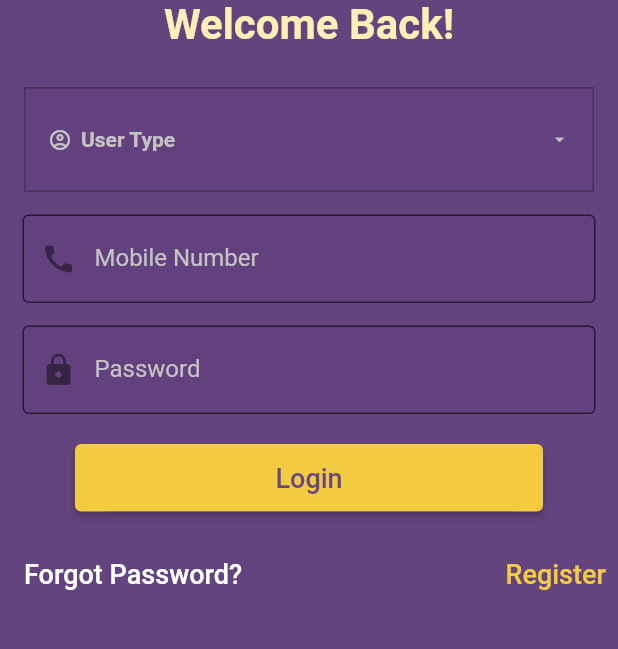
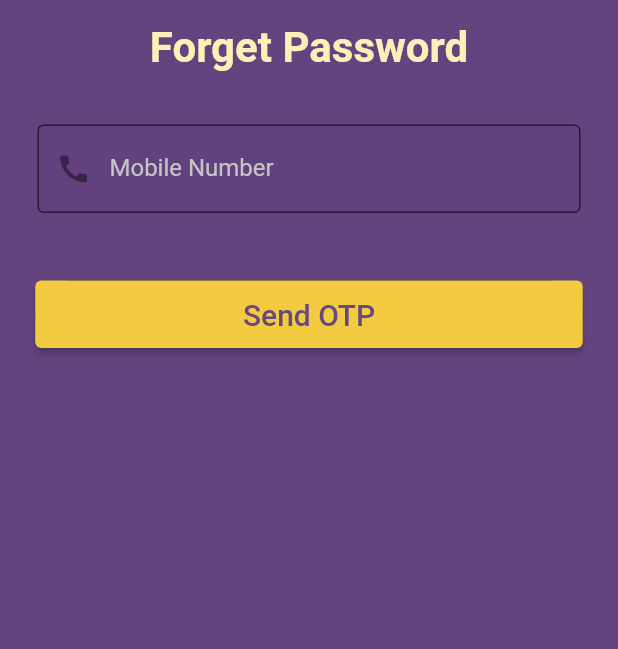
Before and after one commit to rohitp07/gym_management_app, a Flutter app: the screen it shows after launch, after a tap on "Forgot Password?", on a phone screen of 412 x 824 dp, the part 405-1054 px from its top. Run offline on Flutter 3.47's test engine with Material 2 defaults, Android fonts, the light colour scheme and no system bars; drawn by our look-alikes of dropdown_button2; our stand-ins replace snippet_coder_utils.

Commit message:
DropDown and Forget/Registe addedr

```diff
--- a/lib/main.dart
+++ b/lib/main.dart
@@ -2,6 +2,7 @@ import 'dart:async';
 
 import 'package:flutter/material.dart';
 import 'package:gymkhana_app/splash_screen.dart';
+
 
 void main() => runApp(const app());
 
--- /dev/null
+++ b/lib/screens/forget_pass_screens/forget_pass.dart
@@ -0,0 +1,85 @@
+import 'package:flutter/material.dart';
+import 'package:gymkhana_app/screens/forget_pass_screens/OTP_ver.dart';
+
+class Forgetpassword extends StatefulWidget {
+  @override
+  State<StatefulWidget> createState() => StartState();
+}
+
+class StartState extends State<Forgetpassword> {
+  @override
+  Widget build(BuildContext context) {
+    return initWidget();
+  }
+
+  initWidget() {
+    return Scaffold(
+      backgroundColor: Color(0xFF63447E),
+      body: SingleChildScrollView(
+        child: Column(
+          children: <Widget>[
+            Padding(
+              padding: const EdgeInsets.only(top: 50.0, bottom: 15),
+              child: Center(
+                child: Container(
+                    width: 300,
+                    height: 220,
+                    child: Image.asset('assets/Logo.png')),
+              ),
+            ),
+            Text(
+              'Forget Password',
+              style: TextStyle(
+                fontSize: 28.0,
+                fontWeight: FontWeight.bold,
+                color: Color(0xFFFFEFB7),
+              ),
+            ),
+            Padding(
+              padding: const EdgeInsets.only(
+                  left: 25.0, right: 25.0, top: 35, bottom: 45),
+              child: TextField(
+                obscureText: true,
+                decoration: InputDecoration(
+                    prefixIcon: Icon(Icons.call),
+                    border: OutlineInputBorder(),
+                    labelText: 'Mobile Number',
+                    filled: true,
+                    //<-- SEE HERE
+                    fillColor: Color(0xFF62417E),
+                    labelStyle: TextStyle(
+                      color: Color(0xFFC4C4C4), //<-- SEE HERE
+                    ),
+                    hintText: 'Enter Valid 10 digit number'),
+              ),
+            ),
+            Container(
+              height: 45,
+              width: 365,
+              decoration: BoxDecoration(
+                  color: Colors.black,
+                  borderRadius: BorderRadius.circular(1000)),
+              child: ElevatedButton(
+                  onPressed: () {
+                    Navigator.push(
+                      context,
+                      MaterialPageRoute(builder: (context) => otp_veri()),
+                    );
+                  },
+                  child: Text(
+                    'Send OTP',
+                    style: TextStyle(
+                      color: Color(0xFF674882),
+                      fontSize: 20.0,
+                    ),
+                  ),
+                  style: ElevatedButton.styleFrom(
+                    primary: Color(0xFFF2CB41),
+                  )),
+            ),
+          ],
+        ),
+      ),
+    );
+  }
+}
--- a/lib/screens/login_screen.dart
+++ b/lib/screens/login_screen.dart
@@ -1,3 +1,4 @@
+import 'package:gymkhana_app/screens/forget_pass_screens/forget_pass.dart';
 import 'package:gymkhana_app/splash_screen.dart';
 import 'package:flutter/material.dart';
 import 'package:snippet_coder_utils/FormHelper.dart';
@@ -13,14 +14,11 @@ class LoginScreen extends StatefulWidget {
 }
 
 final List<String> items = [
-  'Item1',
-  'Item2',
-  'Item3',
-  'Item4',
-  'Item5',
-  'Item6',
-  'Item7',
-  'Item8',
+  'Student Member',
+  'Player Member',
+  'Coach',
+  'Game Incharge',
+  'Admin',
 ];
 String? selectedValue;
 
@@ -53,50 +51,6 @@ class StartState extends State<LoginScreen> {
                 color: Color(0xFFFFEFB7),
               ),
             ),
-            // SizedBox(height: 20),
-
-            // Padding(
-
-            //   //padding: const EdgeInsets.only(left:15.0,right: 15.0,top:0,bottom: 0),
-            //   padding: EdgeInsets.symmetric(horizontal: 15),
-            //   child: TextField(
-            //     decoration: InputDecoration(
-            //         prefixIcon: Icon(Icons.man),
-            //         border: OutlineInputBorder(),
-            //         labelText: 'User type',
-            //         filled: true,
-            //         //<-- SEE HERE
-            //         fillColor: Color(0xFF62417E),
-            //         labelStyle: TextStyle(
-            //           color: Color(0xFFC4C4C4), //<-- SEE HERE
-            //         ),
-            //         hintText: 'Enter valid email id as abc@gmail.com',),
-            //   ),
-            // ),
-            // FormHelper.dropDownWidget(
-            //     context, "Select Country", this.countryId, this.countries,
-            //     (onChangedVal) {
-            //   this.countryId = onChangedVal;
-            //   print("Selected Country: $onChangedVal");
-            // }, (onValidateVal) {
-            //   if (onValidateVal == null) {
-            //     return 'Please Select Country';
-            //   }
-            //   return null;
-            // },
-            //     borderColor: Theme.of(context).primaryColor,
-            //     borderFocusColor: Theme.of(context).primaryColor,
-            //     borderRadius: 10,
-            //     paddingLeft: 15,
-            //     paddingRight: 15,
-            //     textColor: Color(0xFFC4C4C4),
-            //     hintColor: Color(0xFFC4C4C4),
-            //     validationColor: Color(0xFFC4C4C4),
-            //     prefixIcon: Icon(Icons.man),
-            //     prefixIconColor: Color(0xFFC4C4C4),
-            //     showPrefixIcon: true,
-            //     optionValue: "id",
-            //     optionLabel: "label"),
             SizedBox(height: 25),
             DropdownButtonHideUnderline(
               child: DropdownButton2(
@@ -105,18 +59,18 @@ class StartState extends State<LoginScreen> {
                   children: const [
                     Icon(
                       Icons.account_circle_outlined,
-                      size: 16,
+                      size: 25,
                       color: Color(0xFFC4C4C4),
                     ),
                     SizedBox(
-                      width: 6,
+                      width: 18,
                     ),
                     Expanded(
                       child: Text(
                         'User Type',
                         style: TextStyle(
                           fontSize: 14,
-                          fontWeight: FontWeight.bold,
+                          fontStyle: FontStyle.normal,
                           color: Color(0xFFC4C4C4),
                         ),
                         overflow: TextOverflow.ellipsis,
@@ -135,14 +89,13 @@ class StartState extends State<LoginScreen> {
                                 color: Color(0xFFC4C4C4),
                               ),
                               SizedBox(
-                                width: 4,
+                                width: 10,
                               ),
                               Text(
                                 item,
                                 style: const TextStyle(
                                   fontSize: 14,
-                                  fontWeight: FontWeight.bold,
-                                  color: Color(0xFFC4C4C4),
+                                  color: Color(0xFF674882),
                                 ),
                                 overflow: TextOverflow.ellipsis,
                               ),
@@ -159,28 +112,30 @@ class StartState extends State<LoginScreen> {
                 icon: const Icon(
                   Icons.arrow_drop_down_outlined,
                 ),
-                iconSize: 14,
+                iconSize: 25,
                 iconEnabledColor: Color(0xFFC4C4C4),
-                iconDisabledColor: Colors.grey,
-                buttonHeight: 70,
+                iconDisabledColor: Color(0xFFC4C4C4),
+                buttonHeight: 65,
                 buttonWidth: 380,
                 buttonPadding: const EdgeInsets.only(left: 15, right: 15),
                 buttonDecoration: BoxDecoration(
                   // borderRadius: BorderRadius.circular(14),
                   border: Border.all(
-                    color: Colors.black26,
+                    color: Color(0xFF62417E),
                   ),
                   color: Color(0xFF62417E),
                 ),
                 // buttonElevation: 2,
-                itemHeight: 40,
-                itemPadding: const EdgeInsets.only(left: 15, right: 15),
-                dropdownMaxHeight: 200,
-                dropdownWidth: 200,
-                dropdownPadding: null,
+                itemHeight: 65,
+                itemPadding: const EdgeInsets.only(
+                    left: 15, right: 15, top: 10, bottom: 0),
+                dropdownMaxHeight: 400,
+                dropdownWidth: 380,
+                dropdownPadding: const EdgeInsets.only(
+                    left: 50, right: 15, top: 0, bottom: 10),
                 dropdownDecoration: BoxDecoration(
                   borderRadius: BorderRadius.circular(14),
-                  color: Color(0xFF62417E),
+                  color: Color(0xFFFFFFFF),
                 ),
                 dropdownElevation: 8,
                 scrollbarRadius: const Radius.circular(40),
@@ -189,73 +144,73 @@ class StartState extends State<LoginScreen> {
                 offset: const Offset(-20, 0),
               ),
             ),
-            // DropdownButton<String>(
-            //   items: list.map<DropdownMenuItem<String>>((String value) {
-            //     return DropdownMenuItem<String>(
-            //       value: value,
-            //       child: Text(value),
-            //     );
-            //   }).toList(),
-            //   value: dropdownValue,
-            //   icon: const Icon(Icons.arrow_downward),
-            //   elevation: 16,
-            //   style: const TextStyle(color: Color(0xFFC4C4C4)),
-            //   onChanged: (String? value) {
-            //     // This is called when the user selects an item.
-            //     setState(() {
-            //       dropdownValue = value!;
-            //     });
-            //   },
-            // ),
+            SizedBox(height: 20),
             Padding(
               padding: const EdgeInsets.only(
                   left: 15.0, right: 15.0, top: 15, bottom: 0),
               //padding: EdgeInsets.symmetric(horizontal: 15),
-              child: TextField(
-                obscureText: true,
-                decoration: InputDecoration(
-                  prefixIcon: Icon(Icons.call),
-                  border: OutlineInputBorder(),
-                  labelText: 'Mobile Number',
-                  filled: true,
-                  //<-- SEE HERE
-                  fillColor: Color(0xFF62417E),
-                  labelStyle: TextStyle(
-                    color: Color(0xFFC4C4C4), //<-- SEE HERE
-                  ),
-                  hintText: 'Enter 10 digits',
-                  hintStyle: TextStyle(
-                    color: Color(0xFFC4C4C4),
-                  ),
+              child: Container(
+                // alignment: Alignment.center,
+                margin: EdgeInsets.only(left: 4, right: 4),
+                padding: EdgeInsets.only(left: 15, right: 15),
+                height: 54,
+                decoration: BoxDecoration(
+                  // borderRadius: BorderRadius.circular(50),
+                  color: Color(0xFF62417E),
                 ),
-              ),
-            ),
-            Padding(
-              padding: const EdgeInsets.only(
-                  left: 15.0, right: 15.0, top: 15, bottom: 0),
-              //padding: EdgeInsets.symmetric(horizontal: 15),
-              child: TextField(
-                obscureText: true,
-                decoration: InputDecoration(
-                  prefixIcon: Icon(Icons.lock),
-                  border: OutlineInputBorder(),
-                  labelText: 'Password',
-                  filled: true,
-                  //<-- SEE HERE
-                  fillColor: Color(0xFF62417E),
-                  labelStyle: TextStyle(
-                    color: Color(0xFFC4C4C4), //<-- SEE HERE
-                  ),
-                  hintText: 'Enter your password',
-                  hintStyle: TextStyle(
-                    color: Color(0xFFC4C4C4),
+                child: TextField(
+                  cursorColor: Color(0xFFC4C4C4),
+                  decoration: InputDecoration(
+                    icon: Icon(
+                      Icons.phone,
+                      size: 25,
+                      color: Color(0xFFC4C4C4),
+                    ),
+                    hintText: "Mobile Number",
+                    hintStyle: TextStyle(
+                      color: Color(0xFFC4C4C4),
+                    ),
+                    enabledBorder: InputBorder.none,
+                    focusedBorder: InputBorder.none,
                   ),
                 ),
               ),
             ),
             SizedBox(height: 20),
+            Padding(
+              padding: const EdgeInsets.only(
+                  left: 15.0, right: 15.0, top: 15, bottom: 0),
+              //padding: EdgeInsets.symmetric(horizontal: 15),
+              child: Container(
+                // alignment: Alignment.center,
+                margin: EdgeInsets.only(left: 4, right: 4),
+                padding: EdgeInsets.only(left: 15, right: 15),
+                height: 54,
+                decoration: BoxDecoration(
+                  // borderRadius: BorderRadius.circular(50),
+                  color: Color(0xFF62417E),
+                ),
+                child: TextField(
+                  cursorColor: Color(0xFFC4C4C4),
+                  decoration: InputDecoration(
+                    icon: Icon(
+                      Icons.lock,
+                      size: 25,
+                      color: Color(0xFFC4C4C4),
+                    ),
+                    hintText: "Password",
+                    hintStyle: TextStyle(
+                      color: Color(0xFFC4C4C4),
+                    ),
+                    enabledBorder: InputBorder.none,
+                    focusedBorder: InputBorder.none,
+                  ),
+                ),
+              ),
+            ),
+            SizedBox(height: 25),
             Container(
-              height: 45,
+              height: 44,
               width: 312,
               decoration: BoxDecoration(
                   color: Colors.black,
@@ -267,6 +222,7 @@ class StartState extends State<LoginScreen> {
                     style: TextStyle(
                       color: Color(0xFF674882),
                       fontSize: 18.0,
+                      fontWeight: FontWeight.bold,
                     ),
                   ),
                   style: ElevatedButton.styleFrom(
@@ -284,12 +240,18 @@ class StartState extends State<LoginScreen> {
                     Navigator.pushNamed(context, 'Forget password?');
                   },
                   child: TextButton(
-                      onPressed: () {},
+                      onPressed: () {
+                        Navigator.push(
+                          context,
+                          MaterialPageRoute(
+                              builder: (context) => Forgetpassword()),
+                        );
+                      },
                       child: Text(
                         'Forgot Password?',
                         style: TextStyle(
                           color: Colors.white,
-                          fontSize: 18,
+                          fontSize: 12,
                         ),
                       )),
                   style: ButtonStyle(),
@@ -300,7 +262,7 @@ class StartState extends State<LoginScreen> {
                       'Register',
                       style: TextStyle(
                         color: Color(0xFFF2CB41),
-                        fontSize: 18,
+                        fontSize: 12,
                       ),
                     )),
               ],
--- a/lib/splash_screen.dart
+++ b/lib/splash_screen.dart
@@ -1,50 +1,51 @@
 import 'dart:async';
-
+import 'package:flutter/material.dart';
 import 'package:gymkhana_app/screens/login_screen.dart';
-import 'package:flutter/material.dart';
-import 'package:gymkhana_app/main.dart';
 
 void main() {
   runApp(SplashScreen());
 }
+
 class SplashScreen extends StatefulWidget {
   @override
   State<StatefulWidget> createState() => StartState();
 }
+
 class StartState extends State<SplashScreen> {
-
   @override
   void initState() {
     super.initState();
     startTime();
   }
+
   startTime() async {
     // var duration = Duration(seconds: 3);
     // return new Timer(duration, loginRoute());
     // Timer.periodic(Duration(seconds: 3), (timer) { });
-    Future.delayed(Duration(seconds: 3)).then((value) => loginRoute());
+    Future.delayed(Duration(seconds: 5)).then((value) => loginRoute());
   }
 
   loginRoute() {
-    Navigator.pushReplacement(context, MaterialPageRoute(builder: (context)=>LoginScreen()
-    ));
+    Navigator.pushReplacement(
+        context, MaterialPageRoute(builder: (context) => LoginScreen()));
   }
+
   @override
   Widget build(BuildContext context) {
     return initWidget(context);
   }
-  Widget initWidget(BuildContext context){
+
+  Widget initWidget(BuildContext context) {
     return Container(
       color: Colors.white,
-      child:Scaffold(
+      child: Scaffold(
         backgroundColor: Color(0xFF63447E),
         body: Center(
           child: Image(
-            image:AssetImage('assets/Logo.png'),
+            image: AssetImage('assets/Logo.png'),
           ),
         ),
       ),
     );
-
   }
 }
```
Also changed, not shown: lib/screens/forget_pass_screens/OTP_ver.dart (added, +78 -0 lines), lib/screens/forget_pass_screens/reset_pass.dart (added, +97 -0 lines).
